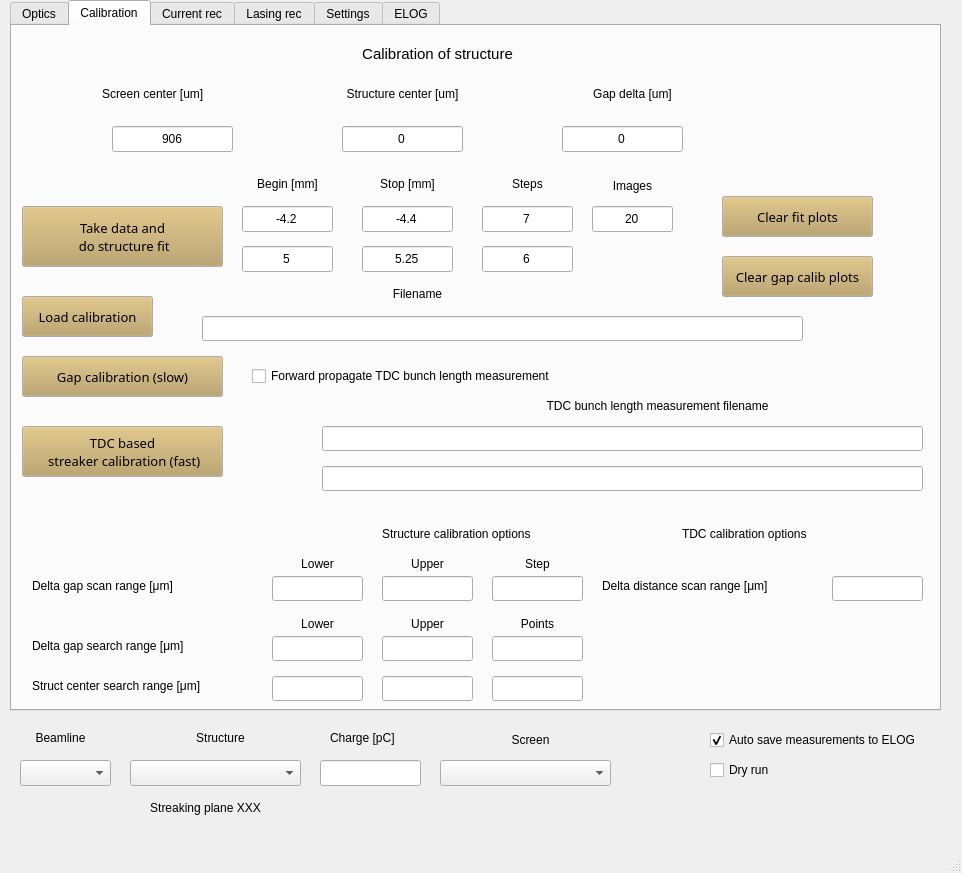
Above: gui.ui from pdijksta/PassiveWFMeasurement before the change. Below: the same form after it.
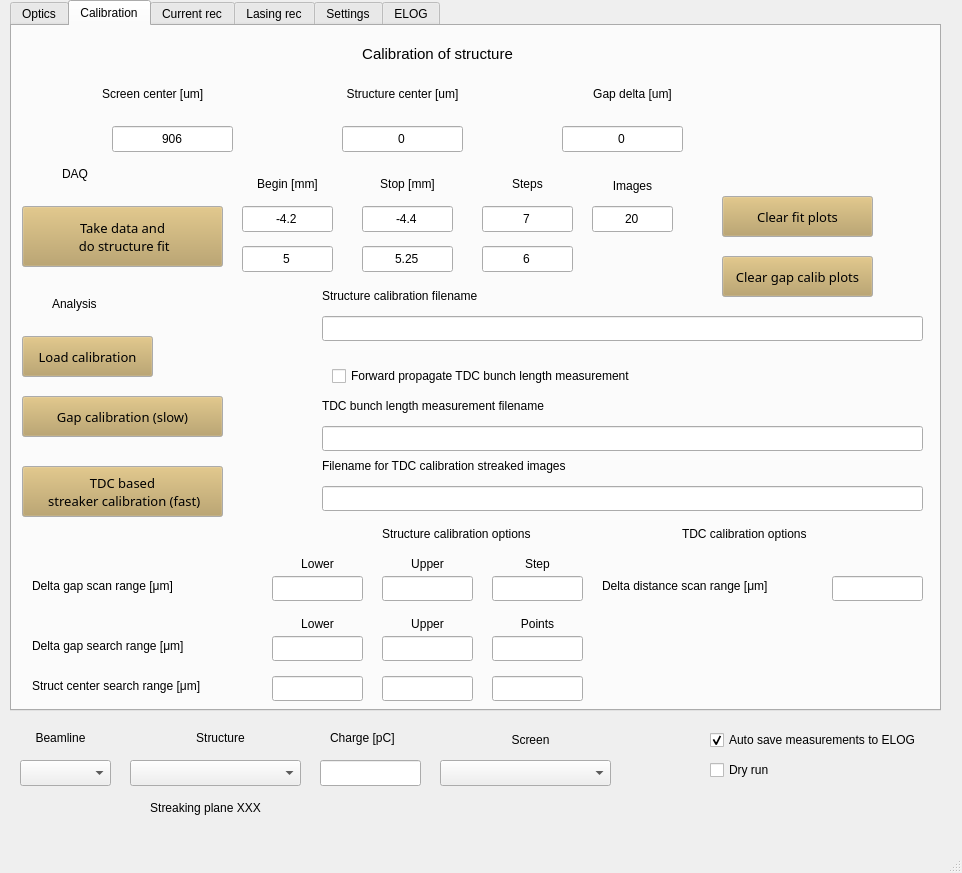
That is the form after the change. The open tabs and pages were chosen to show the change.

```diff
--- a/gui.ui
+++ b/gui.ui
@@ -407,7 +407,7 @@
       <property name="geometry">
        <rect>
         <x>10</x>
-        <y>270</y>
+        <y>310</y>
         <width>131</width>
         <height>41</height>
        </rect>
@@ -462,17 +462,17 @@
      <widget class="QLabel" name="label_49">
       <property name="geometry">
        <rect>
-        <x>360</x>
+        <x>310</x>
         <y>260</y>
-        <width>91</width>
-        <height>16</height>
+        <width>201</width>
+        <height>20</height>
        </rect>
       </property>
       <property name="text">
-       <string>Filename</string>
+       <string>Structure calibration filename</string>
       </property>
       <property name="alignment">
-       <set>Qt::AlignCenter</set>
+       <set>Qt::AlignLeading|Qt::AlignLeft|Qt::AlignVCenter</set>
       </property>
      </widget>
      <widget class="QLineEdit" name="Range1Begin">
@@ -494,7 +494,7 @@
      <widget class="QLineEdit" name="LoadCalibrationFilename">
       <property name="geometry">
        <rect>
-        <x>190</x>
+        <x>310</x>
         <y>290</y>
         <width>601</width>
         <height>25</height>
@@ -542,7 +542,7 @@
      <widget class="QCheckBox" name="ForwardBlmeasCheck">
       <property name="geometry">
        <rect>
-        <x>240</x>
+        <x>320</x>
         <y>340</y>
         <width>321</width>
         <height>20</height>
@@ -574,7 +574,7 @@
      <widget class="QLabel" name="label_56">
       <property name="geometry">
        <rect>
-        <x>500</x>
+        <x>310</x>
         <y>370</y>
         <width>291</width>
         <height>20</height>
@@ -584,14 +584,14 @@
        <string>TDC bunch length measurement filename</string>
       </property>
       <property name="alignment">
-       <set>Qt::AlignCenter</set>
+       <set>Qt::AlignLeading|Qt::AlignLeft|Qt::AlignVCenter</set>
       </property>
      </widget>
      <widget class="QPushButton" name="GapCalibration">
       <property name="geometry">
        <rect>
         <x>10</x>
-        <y>330</y>
+        <y>370</y>
         <width>201</width>
         <height>41</height>
        </rect>
@@ -1027,7 +1027,7 @@
       <property name="geometry">
        <rect>
         <x>10</x>
-        <y>400</y>
+        <y>440</y>
         <width>201</width>
         <height>51</height>
        </rect>
@@ -1084,7 +1084,7 @@
       <property name="geometry">
        <rect>
         <x>310</x>
-        <y>440</y>
+        <y>460</y>
         <width>601</width>
         <height>25</height>
        </rect>
@@ -1138,6 +1138,54 @@
        <set>Qt::AlignCenter</set>
       </property>
      </widget>
+     <widget class="QLabel" name="label_84">
+      <property name="geometry">
+       <rect>
+        <x>40</x>
+        <y>270</y>
+        <width>131</width>
+        <height>16</height>
+       </rect>
+      </property>
+      <property name="text">
+       <string>Analysis</string>
+      </property>
+      <property name="alignment">
+       <set>Qt::AlignLeading|Qt::AlignLeft|Qt::AlignVCenter</set>
+      </property>
+     </widget>
+     <widget class="QLabel" name="label_85">
+      <property name="geometry">
+       <rect>
+        <x>50</x>
+        <y>140</y>
+        <width>41</width>
+        <height>16</height>
+       </rect>
+      </property>
+      <property name="text">
+       <string>DAQ</string>
+      </property>
+      <property name="alignment">
+       <set>Qt::AlignLeading|Qt::AlignLeft|Qt::AlignVCenter</set>
+      </property>
+     </widget>
+     <widget class="QLabel" name="label_86">
+      <property name="geometry">
+       <rect>
+        <x>310</x>
+        <y>430</y>
+        <width>291</width>
+        <height>20</height>
+       </rect>
+      </property>
+      <property name="text">
+       <string>Filename for TDC calibration streaked images</string>
+      </property>
+      <property name="alignment">
+       <set>Qt::AlignLeading|Qt::AlignLeft|Qt::AlignVCenter</set>
+      </property>
+     </widget>
     </widget>
     <widget class="QWidget" name="tab_3">
      <attribute name="title">
```
Left out of the diff: 2 changed lines with no effect on the pictures.
